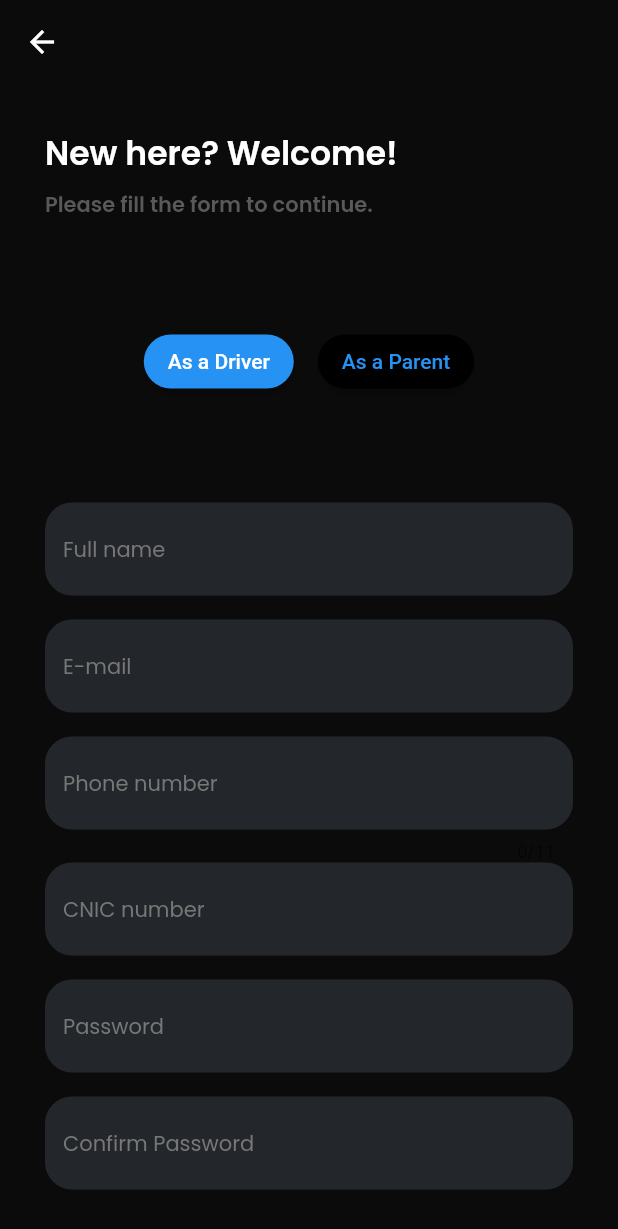
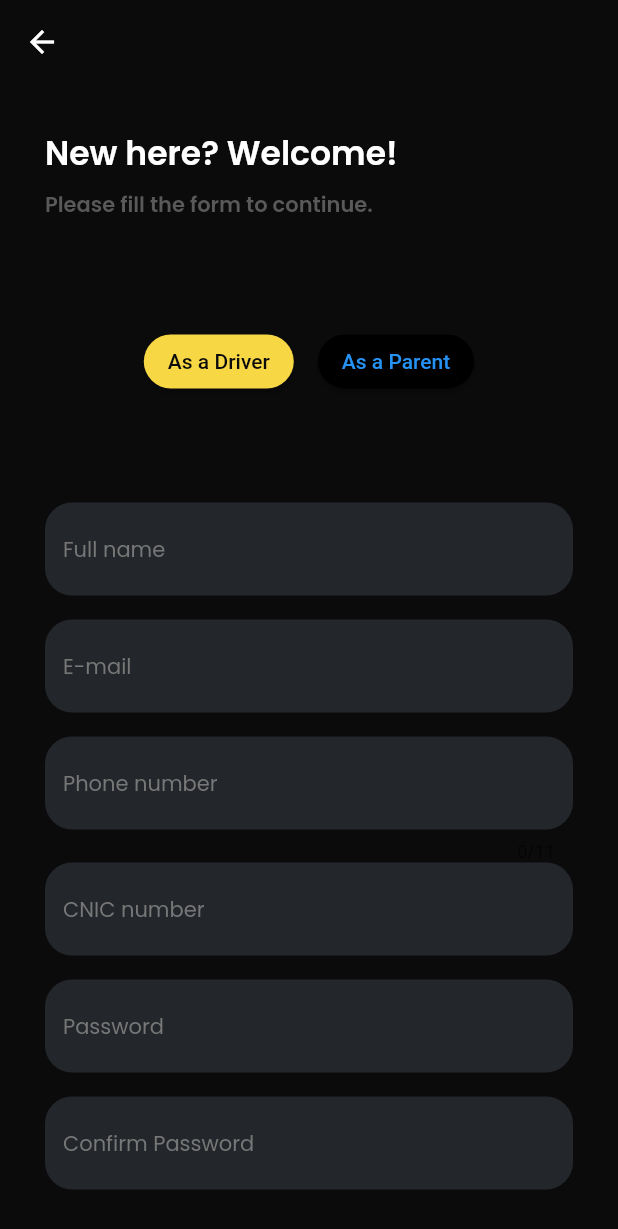
Before and after one commit to Smalick0478/Wheelie, a Flutter app: the SignUpPage screen opened directly, on a phone screen of 412 x 824 dp. Shown: the top 1229 px of the screen. Run offline on Flutter 3.47's test engine with Material 2 defaults, Android fonts, the phone set to English and light mode, and no system bars; our stand-ins replace cloud_firestore, firebase_auth, firebase_core, google_fonts, internet_connection_checker; accounts and stored records are empty.

Commit message:
Registration Form Completed.

```diff
--- a/lib/pages/signup_page.dart
+++ b/lib/pages/signup_page.dart
@@ -74,7 +74,7 @@ class _SignUpPageState extends State<SignUpPage> {
                       },
                       style: ElevatedButton.styleFrom(
                         primary: role == "Driver"
-                            ? ThemeColors.primaryColor
+                            ? ThemeColors.YellowColor
                             : Colors.black,
                         shape: RoundedRectangleBorder(
                           borderRadius: BorderRadius.circular(20),
@@ -84,7 +84,7 @@ class _SignUpPageState extends State<SignUpPage> {
                         'As a Driver',
                         style: TextStyle(
                           color: role == "Driver"
-                              ? ThemeColors.whiteTextColor
+                              ? ThemeColors.scaffoldBgColor
                               : ThemeColors.primaryColor,
                         ),
                       ),
@@ -98,7 +98,7 @@ class _SignUpPageState extends State<SignUpPage> {
                       },
                       style: ElevatedButton.styleFrom(
                         primary: role == "Parent"
-                            ? ThemeColors.primaryColor
+                            ? ThemeColors.YellowColor
                             : Colors.black,
                         shape: RoundedRectangleBorder(
                           borderRadius: BorderRadius.circular(20),
@@ -108,7 +108,7 @@ class _SignUpPageState extends State<SignUpPage> {
                         'As a Parent',
                         style: TextStyle(
                           color: role == "Parent"
-                              ? ThemeColors.whiteTextColor
+                              ? ThemeColors.scaffoldBgColor
                               : ThemeColors.primaryColor,
                         ),
                       ),
@@ -332,6 +332,7 @@ class _SignUpPageState extends State<SignUpPage> {
                       SizedBox(height: 70),
                       MainButton(
                         text: 'Sign Up',
+                        backgroundColor: ThemeColors.YellowColor,
                         onTap: () {
                           signUp(
                               _nameController.text,
```
